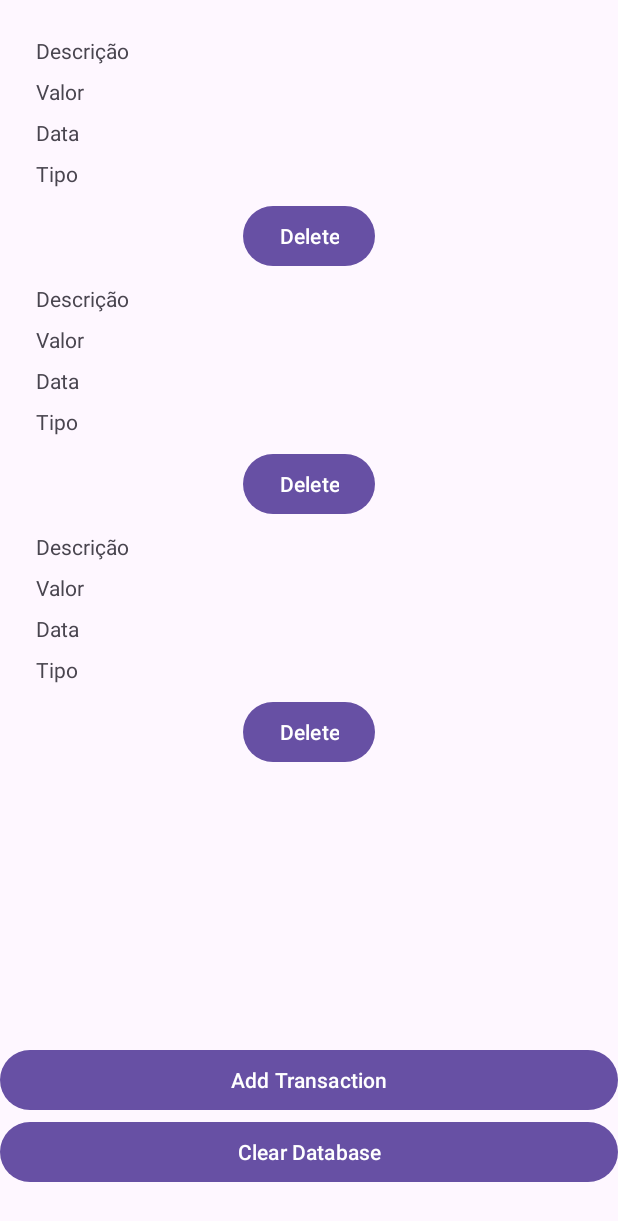
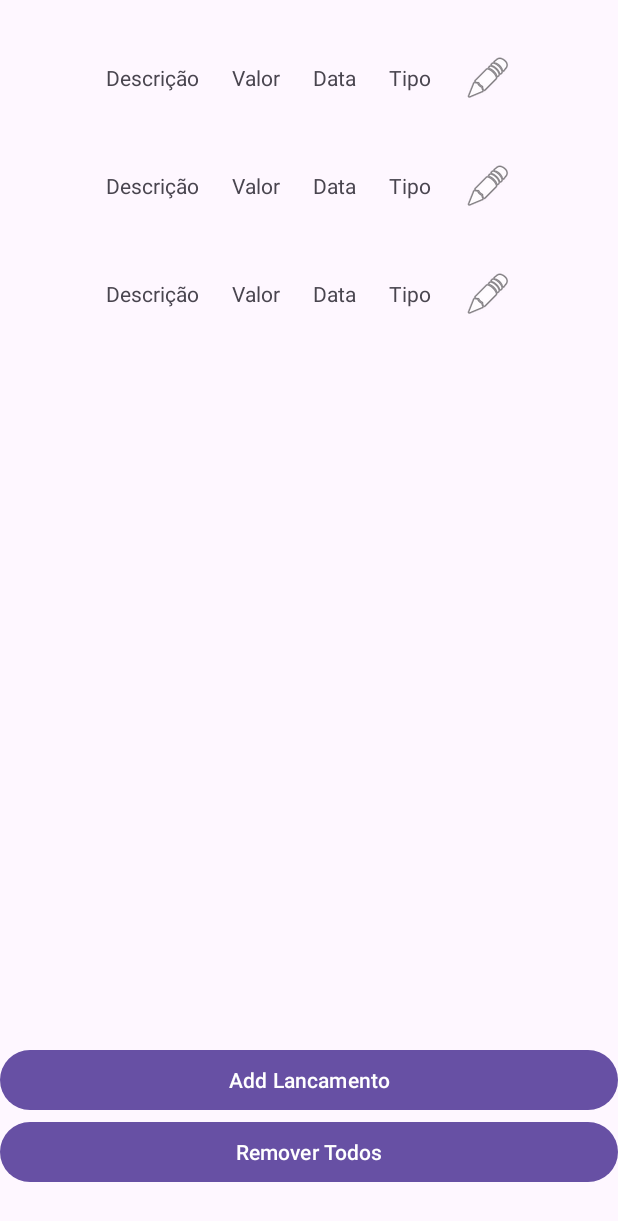
Before and after one commit to elderws/MeuCapital2, an Android app: the layout activity_main.xml on its own in the app's theme, with its tools: preview values and no code run, on a phone screen of 412 x 824 dp. Shown: the top 1221 px of the screen. Run offline under Robolectric (Android 15) with nearby library versions, the phone set to English and light mode, and no system bars.

Commit message:
Atualizacao Banco

```diff
--- a/app/src/main/java/com/overclock/meucapital/views/TransactionAdapter.kt
+++ b/app/src/main/java/com/overclock/meucapital/views/TransactionAdapter.kt
@@ -3,7 +3,8 @@ package com.overclock.meucapital.views
 import android.view.LayoutInflater
 import android.view.View
 import android.view.ViewGroup
-import android.widget.Button
+import android.widget.ImageButton
+import android.widget.PopupMenu
 import android.widget.TextView
 import androidx.recyclerview.widget.RecyclerView
 import com.overclock.meucapital.MainActivity
@@ -32,7 +33,7 @@ class TransactionAdapter(private val transactions: List<Transaction>, private va
         private val tvValor: TextView = itemView.findViewById(R.id.tvValor)
         private val tvData: TextView = itemView.findViewById(R.id.tvData)
         private val tvTipo: TextView = itemView.findViewById(R.id.tvTipo)
-        private val btnDelete: Button = itemView.findViewById(R.id.btnDelete)
+        private val btnDetails: ImageButton = itemView.findViewById(R.id.btnDetails)
 
         fun bind(transaction: Transaction) {
             tvDescricao.text = transaction.descricao
@@ -40,10 +41,24 @@ class TransactionAdapter(private val transactions: List<Transaction>, private va
             tvData.text = transaction.data
             tvTipo.text = transaction.tipo
 
-
-            btnDelete.setOnClickListener {
-                dbHandler.deleteTransaction(transaction.id)
-                (itemView.context as MainActivity).updateRecyclerView()
+            btnDetails.setOnClickListener {
+                val popupMenu = PopupMenu(itemView.context, btnDetails)
+                popupMenu.menuInflater.inflate(R.layout.transaction_options_menu, popupMenu.menu)
+                popupMenu.setOnMenuItemClickListener { menuItem ->
+                    when (menuItem.itemId) {
+                        R.id.action_delete -> {
+                            dbHandler.deleteTransaction(transaction.id)
+                            (itemView.context as MainActivity).updateRecyclerView()
+                            true
+                        }
+                        R.id.action_edit -> {
+                            // Implementar lógica de edição
+                            true
+                        }
+                        else -> false
+                    }
+                }
+                popupMenu.show()
             }
         }
     }
--- a/app/src/main/res/layout/activity_main.xml
+++ b/app/src/main/res/layout/activity_main.xml
@@ -22,7 +22,7 @@
         android:id="@+id/btnAddTransaction"
         android:layout_width="0dp"
         android:layout_height="wrap_content"
-        android:text="Add Transaction"
+        android:text="Add Lancamento"
         app:layout_constraintBottom_toTopOf="@id/btnClearDatabase"
         app:layout_constraintEnd_toEndOf="parent"
         app:layout_constraintStart_toStartOf="parent"
@@ -32,7 +32,7 @@
         android:id="@+id/btnClearDatabase"
         android:layout_width="0dp"
         android:layout_height="wrap_content"
-        android:text="Clear Database"
+        android:text="Remover Todos"
         app:layout_constraintBottom_toBottomOf="parent"
         app:layout_constraintEnd_toEndOf="parent"
         app:layout_constraintStart_toStartOf="parent"
--- a/app/src/main/res/layout/item_transaction.xml
+++ b/app/src/main/res/layout/item_transaction.xml
@@ -1,57 +1,45 @@
-<androidx.constraintlayout.widget.ConstraintLayout xmlns:android="http://schemas.android.com/apk/res/android"
+<LinearLayout xmlns:android="http://schemas.android.com/apk/res/android"
     xmlns:app="http://schemas.android.com/apk/res-auto"
     xmlns:tools="http://schemas.android.com/tools"
     android:layout_width="match_parent"
-    android:layout_height="wrap_content">
+    android:layout_height="wrap_content"
+    android:gravity="center"
+    android:orientation="horizontal"
+    android:padding="20dp">
 
     <TextView
         android:id="@+id/tvDescricao"
-        android:layout_width="0dp"
+        android:layout_width="wrap_content"
         android:layout_height="wrap_content"
-        android:text="Descrição"
-        app:layout_constraintTop_toTopOf="parent"
-        app:layout_constraintStart_toStartOf="parent"
-        app:layout_constraintEnd_toEndOf="parent"
-        android:layout_margin="8dp" />
+        android:layout_marginEnd="22dp"
+        android:text="Descrição" />
 
     <TextView
         android:id="@+id/tvValor"
-        android:layout_width="0dp"
+        android:layout_width="wrap_content"
         android:layout_height="wrap_content"
-        android:text="Valor"
-        app:layout_constraintTop_toBottomOf="@id/tvDescricao"
-        app:layout_constraintStart_toStartOf="parent"
-        app:layout_constraintEnd_toEndOf="parent"
-        android:layout_margin="8dp" />
+        android:layout_marginEnd="22dp"
+        android:text="Valor" />
 
     <TextView
         android:id="@+id/tvData"
-        android:layout_width="0dp"
+        android:layout_width="wrap_content"
         android:layout_height="wrap_content"
-        android:text="Data"
-        app:layout_constraintTop_toBottomOf="@id/tvValor"
-        app:layout_constraintStart_toStartOf="parent"
-        app:layout_constraintEnd_toEndOf="parent"
-        android:layout_margin="8dp" />
+        android:layout_marginEnd="22dp"
+        android:text="Data" />
 
     <TextView
         android:id="@+id/tvTipo"
-        android:layout_width="0dp"
-        android:layout_height="wrap_content"
-        android:text="Tipo"
-        app:layout_constraintTop_toBottomOf="@id/tvData"
-        app:layout_constraintStart_toStartOf="parent"
-        app:layout_constraintEnd_toEndOf="parent"
-        android:layout_margin="8dp" />
-
-    <Button
-        android:id="@+id/btnDelete"
         android:layout_width="wrap_content"
         android:layout_height="wrap_content"
-        android:text="Delete"
-        app:layout_constraintTop_toBottomOf="@id/tvTipo"
-        app:layout_constraintEnd_toEndOf="parent"
-        app:layout_constraintStart_toStartOf="parent"
-        android:layout_margin="8dp" />
+        android:layout_marginEnd="22dp"
+        android:text="Tipo" />
 
-</androidx.constraintlayout.widget.ConstraintLayout>
+    <ImageButton
+        android:id="@+id/btnDetails"
+        android:layout_width="wrap_content"
+        android:layout_height="wrap_content"
+        android:background="?attr/selectableItemBackgroundBorderless"
+        android:src="@android:drawable/ic_menu_edit" />
+
+</LinearLayout>
--- /dev/null
+++ b/app/src/main/res/layout/transaction_options_menu.xml
@@ -0,0 +1,9 @@
+<?xml version="1.0" encoding="utf-8"?>
+<menu xmlns:android="http://schemas.android.com/apk/res/android">
+    <item
+        android:id="@+id/action_delete"
+        android:title="Excluir" />
+    <item
+        android:id="@+id/action_edit"
+        android:title="Editar" />
+</menu>
```
